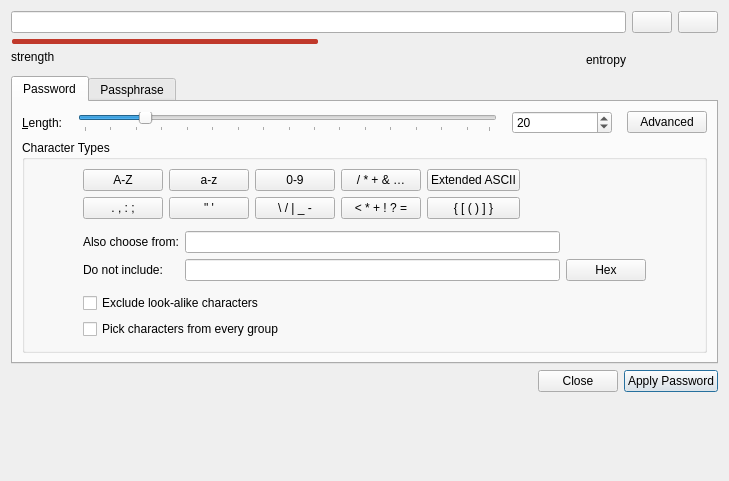
Qt form src/gui/PasswordGeneratorWidget.ui (keepassxreboot/keepassxc) before a commit.
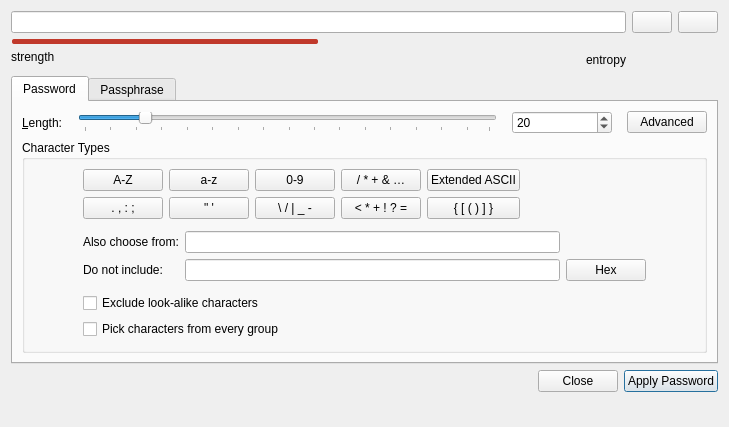
The same form after that commit. The open tabs and pages were chosen to show the change. Custom widgets are drawn as their Qt base class.

```diff
--- a/src/gui/PasswordGeneratorWidget.ui
+++ b/src/gui/PasswordGeneratorWidget.ui
@@ -7,7 +7,7 @@
     <x>0</x>
     <y>0</y>
     <width>729</width>
-    <height>481</height>
+    <height>427</height>
    </rect>
   </property>
   <property name="windowTitle">
```
Left out of the diff: 2 changed lines with no effect on the pictures.
